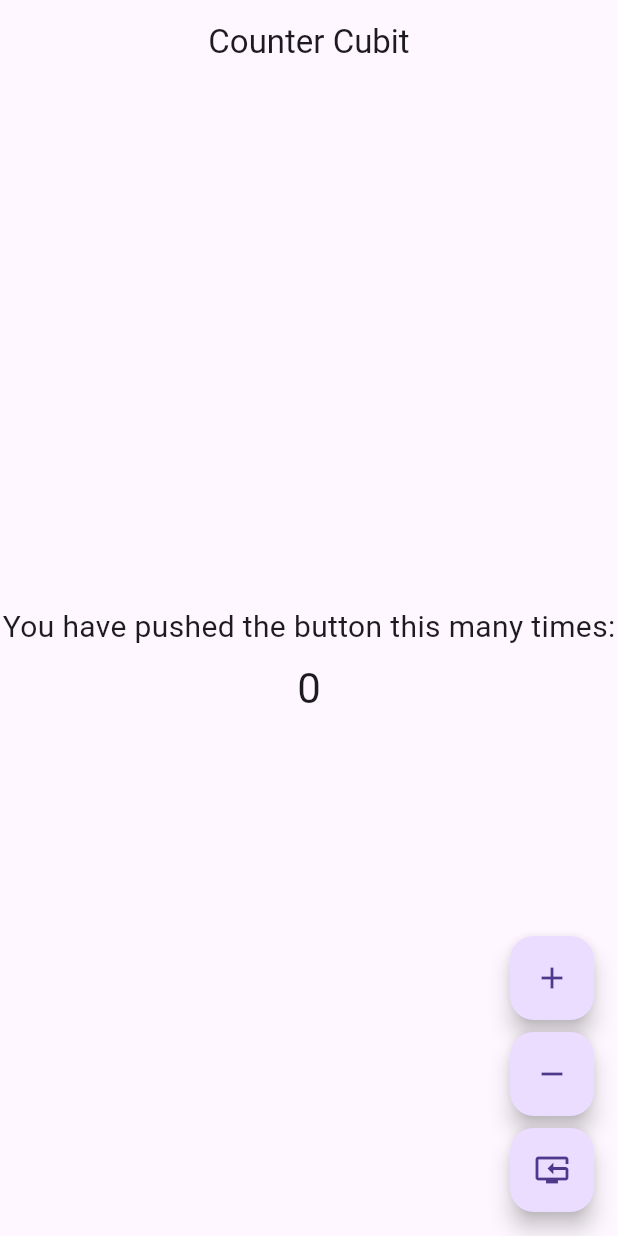
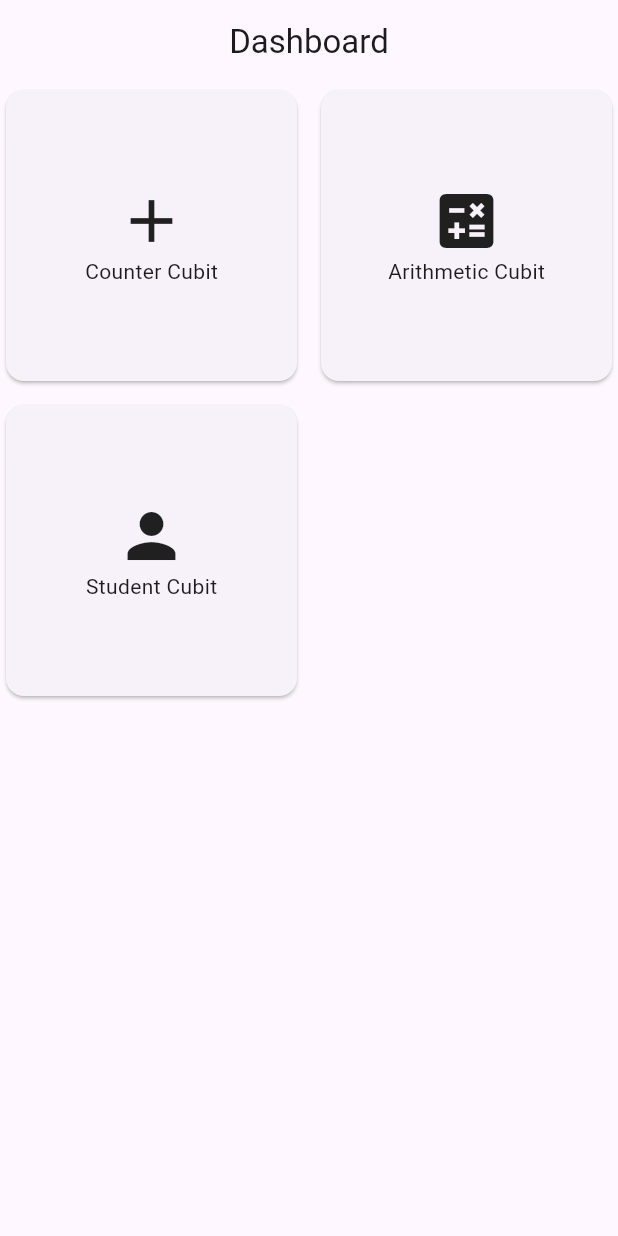
Before and after one commit to sandeshs0/bloc_starter, a Flutter app: the screen it shows after launch, on a phone screen of 412 x 824 dp. Run offline on Flutter 3.47's test engine with Material 3 defaults, Android fonts, the phone set to English and light mode, and no system bars; our stand-ins replace equatable, flutter_bloc.

```diff
--- a/lib/app.dart
+++ b/lib/app.dart
@@ -1,14 +1,34 @@
-import 'package:bloc_test/view/counter_cubit_view.dart';
+import 'package:bloc_test/cubit/arithmetic_cubit.dart';
+import 'package:bloc_test/cubit/counter_cubit.dart';
+import 'package:bloc_test/cubit/dashboard_cubit.dart';
+import 'package:bloc_test/cubit/student_cubit.dart';
+import 'package:bloc_test/view/dashboard_view.dart';
 import 'package:flutter/material.dart';
+import 'package:flutter_bloc/flutter_bloc.dart';
 
 class App extends StatelessWidget {
   const App({super.key});
 
   @override
   Widget build(BuildContext context) {
-    return MaterialApp(
-      title: 'Flutter BLoC',
-      home: CounterCubitView(),
+    return MultiBlocProvider(
+      providers: [
+        BlocProvider(create: (context) => CounterCubit()),
+        BlocProvider(create: (context) => ArithmeticCubit()),
+        BlocProvider(create: (context) => StudentCubit()),
+        BlocProvider(
+          create: (context) => DashboardCubit(
+            context.read<CounterCubit>(),
+            context.read<ArithmeticCubit>(),
+            context.read<StudentCubit>(),
+          ),
+        ),
+      ],
+      child: MaterialApp(
+        debugShowCheckedModeBanner: false,
+        title: 'Flutter BLoC',
+        home: DashboardView(),
+      ),
     );
   }
 }
--- /dev/null
+++ b/lib/cubit/arithmetic_cubit.dart
@@ -0,0 +1,17 @@
+import 'package:flutter_bloc/flutter_bloc.dart';
+
+class ArithmeticCubit extends Cubit<int> {
+  ArithmeticCubit() : super(0);
+
+  void add(int firstNumber, int secondNumber) {
+    emit(firstNumber + secondNumber);
+  }
+
+  void subtract(int firstNumber, int secondNumber) {
+    emit(firstNumber - secondNumber);
+  }
+
+  void multiply(int firstNumber, int secondNumber) {
+    emit(firstNumber * secondNumber);
+  }
+}
--- /dev/null
+++ b/lib/cubit/dashboard_cubit.dart
@@ -0,0 +1,56 @@
+import 'package:bloc_test/cubit/arithmetic_cubit.dart';
+import 'package:bloc_test/cubit/counter_cubit.dart';
+import 'package:bloc_test/cubit/student_cubit.dart';
+import 'package:bloc_test/view/arithmetic_cubit_view.dart';
+import 'package:bloc_test/view/counter_cubit_view.dart';
+import 'package:bloc_test/view/student_cubit_view.dart';
+import 'package:flutter/material.dart';
+import 'package:flutter_bloc/flutter_bloc.dart';
+
+class DashboardCubit extends Cubit<void> {
+  DashboardCubit(
+    this._counterCubit,
+    this._arithmeticCubit,
+    this._studentCubit,
+  ) : super(null);
+
+  final CounterCubit _counterCubit;
+  final ArithmeticCubit _arithmeticCubit;
+  final StudentCubit _studentCubit;
+
+  void openCounterView(BuildContext context) {
+    Navigator.push(
+      context,
+      MaterialPageRoute(
+        builder: (_) => BlocProvider.value(
+          value: _counterCubit,
+          child: CounterCubitView(),
+        ),
+      ),
+    );
+  }
+
+  void openArithmeticView(BuildContext context) {
+    Navigator.push(
+      context,
+      MaterialPageRoute(
+        builder: (_) => BlocProvider.value(
+          value: _arithmeticCubit,
+          child: ArithmeticCubitView(),
+        ),
+      ),
+    );
+  }
+
+  void openStudenView(BuildContext context) {
+    Navigator.push(
+      context,
+      MaterialPageRoute(
+        builder: (_) => BlocProvider.value(
+          value: _studentCubit,
+          child: StudentCubitView(),
+        ),
+      ),
+    );
+  }
+}
--- /dev/null
+++ b/lib/cubit/student_cubit.dart
@@ -0,0 +1,33 @@
+import 'package:bloc_test/model/student_model.dart';
+import 'package:bloc_test/state/student_state.dart';
+import 'package:flutter_bloc/flutter_bloc.dart';
+
+class StudentCubit extends Cubit<StudentState> {
+  StudentCubit() : super(StudentState.initial());
+
+  void addStudent(StudentModel student) {
+    emit(state.copyWith(isLoading: true));
+    //wait for 1 second, so that we can see the loading state
+    Future.delayed(Duration(seconds: 1), () {
+      emit(
+        state.copyWith(
+          lstStudents: state.lstStudents..add(student),
+          isLoading: false,
+        ),
+      );
+    });
+  }
+
+  void deleteStudent(int index) {
+    emit(state.copyWith(isLoading: true));
+    //wait for 1 second, so that we can see the loading state
+    Future.delayed(Duration(seconds: 1), () {
+      emit(
+        state.copyWith(
+          lstStudents: state.lstStudents..removeAt(index),
+          isLoading: false,
+        ),
+      );
+    });
+  }
+}
--- /dev/null
+++ b/lib/model/student_model.dart
@@ -0,0 +1,20 @@
+import 'package:equatable/equatable.dart';
+
+class StudentModel extends Equatable {
+  final String name;
+  final int age;
+  final String address;
+
+  const StudentModel({
+    required this.name,
+    required this.age,
+    required this.address,
+  });
+
+  @override
+  List<Object?> get props => [
+        name,
+        age,
+        address,
+      ];
+}
--- /dev/null
+++ b/lib/state/student_state.dart
@@ -0,0 +1,28 @@
+import 'package:bloc_test/model/student_model.dart';
+
+class StudentState {
+  final List<StudentModel> lstStudents;
+  final bool isLoading;
+
+  const StudentState({
+    required this.lstStudents,
+    required this.isLoading,
+  });
+
+  factory StudentState.initial() {
+    return StudentState(
+      lstStudents: [],
+      isLoading: false,
+    );
+  }
+
+  StudentState copyWith({
+    List<StudentModel>? lstStudents,
+    bool? isLoading,
+  }) {
+    return StudentState(
+      lstStudents: lstStudents ?? this.lstStudents,
+      isLoading: isLoading ?? this.isLoading,
+    );
+  }
+}
--- /dev/null
+++ b/lib/view/dashboard_view.dart
@@ -0,0 +1,68 @@
+import 'package:bloc_test/cubit/dashboard_cubit.dart';
+import 'package:flutter/material.dart';
+import 'package:flutter_bloc/flutter_bloc.dart';
+
+class DashboardView extends StatelessWidget {
+  const DashboardView({super.key});
+
+  @override
+  Widget build(BuildContext context) {
+    return Scaffold(
+      appBar: AppBar(
+        title: const Text('Dashboard'),
+        centerTitle: true,
+      ),
+      body: GridView(
+        gridDelegate: const SliverGridDelegateWithFixedCrossAxisCount(
+          crossAxisCount: 2,
+          crossAxisSpacing: 8,
+          mainAxisSpacing: 8,
+        ),
+        children: <Widget>[
+          Card(
+            child: InkWell(
+              onTap: () {
+                context.read<DashboardCubit>().openCounterView(context);
+              },
+              child: Column(
+                mainAxisAlignment: MainAxisAlignment.center,
+                children: const <Widget>[
+                  Icon(Icons.add, size: 48),
+                  Text('Counter Cubit'),
+                ],
+              ),
+            ),
+          ),
+          Card(
+            child: InkWell(
+              onTap: () {
+                context.read<DashboardCubit>().openArithmeticView(context);
+              },
+              child: Column(
+                mainAxisAlignment: MainAxisAlignment.center,
+                children: const <Widget>[
+                  Icon(Icons.calculate, size: 48),
+                  Text('Arithmetic Cubit'),
+                ],
+              ),
+            ),
+          ),
+          Card(
+            child: InkWell(
+              onTap: () {
+                context.read<DashboardCubit>().openStudenView(context);
+              },
+              child: Column(
+                mainAxisAlignment: MainAxisAlignment.center,
+                children: const <Widget>[
+                  Icon(Icons.person, size: 48),
+                  Text('Student Cubit'),
+                ],
+              ),
+            ),
+          ),
+        ],
+      ),
+    );
+  }
+}
--- a/pubspec.yaml
+++ b/pubspec.yaml
@@ -34,6 +34,8 @@ dependencies:
   # The following adds the Cupertino Icons font to your application.
   # Use with the CupertinoIcons class for iOS style icons.
   cupertino_icons: ^1.0.8
+  flutter_bloc: ^8.1.6
+  equatable: ^2.0.7
 
 dev_dependencies:
   flutter_test:
```
Also changed, not shown: lib/cubit/counter_cubit.dart (added, +20 -0 lines), lib/view/arithmetic_cubit_view.dart (added, +119 -0 lines), lib/view/counter_cubit_view.dart (+18 -5 lines), lib/view/student_cubit_view.dart (added, +123 -0 lines), pubspec.lock, 1 other file.
